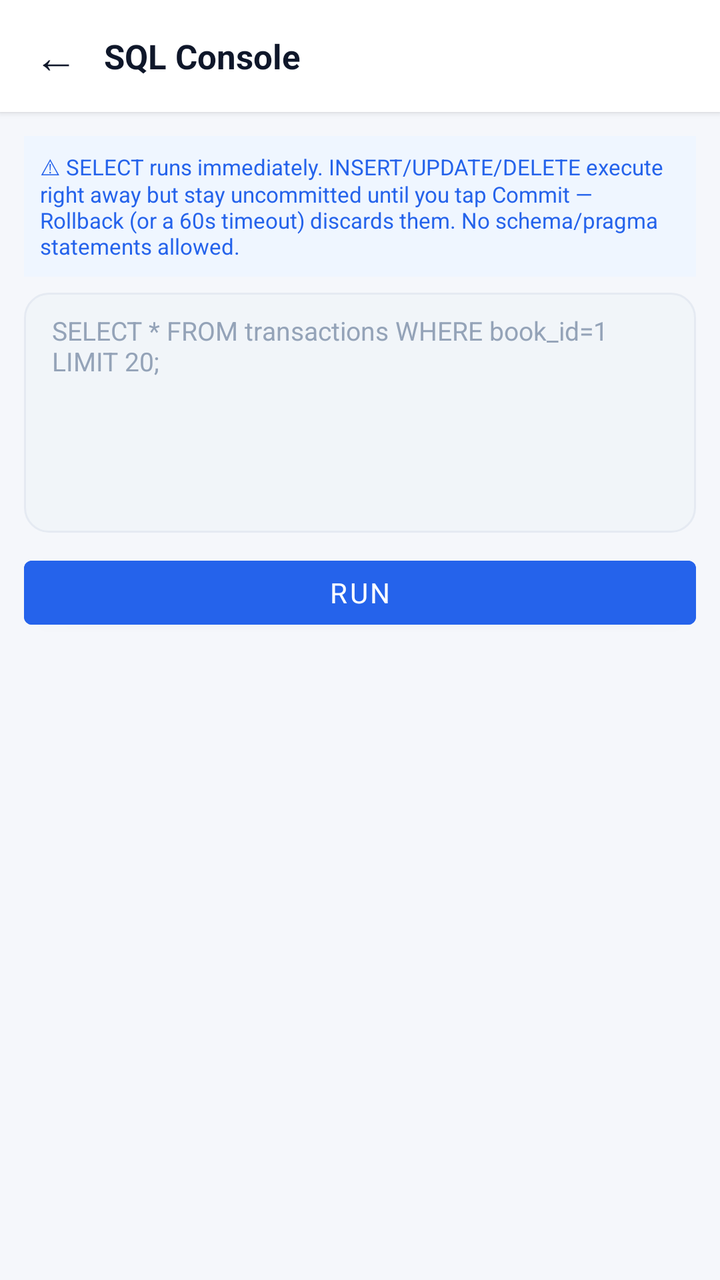
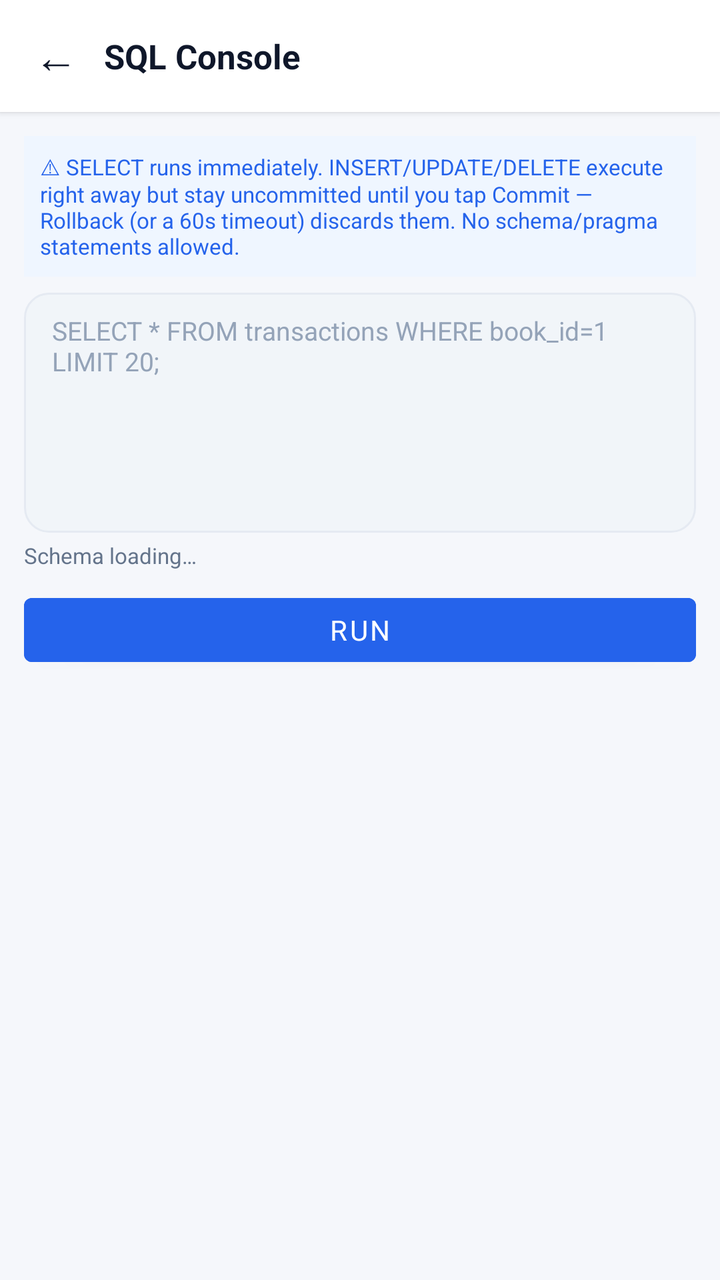

Two renders of the same Android screen: before a commit and after it. Below are the layout's source before the change and the commit's diff.
<!-- AndroidManifest.xml: application theme Theme.ExpenseOS -->
<!-- res/layout/activity_sql_console.xml -->
<?xml version="1.0" encoding="utf-8"?>
<LinearLayout xmlns:android="http://schemas.android.com/apk/res/android"
    android:layout_width="match_parent"
    android:layout_height="match_parent"
    android:background="@color/background"
    android:orientation="vertical">

    <LinearLayout
        android:layout_width="match_parent"
        android:layout_height="56dp"
        android:background="@color/surface"
        android:elevation="2dp"
        android:gravity="center_vertical"
        android:orientation="horizontal"
        android:paddingHorizontal="4dp">

        <TextView
            android:id="@+id/btnSqlBack"
            android:layout_width="48dp"
            android:layout_height="48dp"
            android:background="?attr/selectableItemBackgroundBorderless"
            android:gravity="center"
            android:text="←"
            android:textColor="@color/text_primary"
            android:textSize="22sp" />

        <TextView
            android:layout_width="0dp"
            android:layout_height="wrap_content"
            android:layout_weight="1"
            android:text="SQL Console"
            android:textColor="@color/text_primary"
            android:textSize="17sp"
            android:textStyle="bold" />
    </LinearLayout>

    <ScrollView
        android:layout_width="match_parent"
        android:layout_height="0dp"
        android:layout_weight="1">

        <LinearLayout
            android:layout_width="match_parent"
            android:layout_height="wrap_content"
            android:orientation="vertical"
            android:padding="12dp">

            <TextView
                android:layout_width="match_parent"
                android:layout_height="wrap_content"
                android:layout_marginBottom="8dp"
                android:background="@color/primary_soft"
                android:padding="8dp"
                android:text="⚠ SELECT runs immediately. INSERT/UPDATE/DELETE execute right away but stay uncommitted until you tap Commit — Rollback (or a 60s timeout) discards them. No schema/pragma statements allowed."
                android:textColor="@color/primary"
                android:textSize="11sp" />

            
            <EditText
                android:id="@+id/etSqlInput"
                android:layout_width="match_parent"
                android:layout_height="120dp"
                android:background="@drawable/bg_input_box"
                android:fontFamily="monospace"
                android:gravity="top|start"
                android:hint="SELECT * FROM transactions WHERE book_id=1 LIMIT 20;"
                android:inputType="textMultiLine"
                android:padding="10dp"
                android:textSize="13sp" />

            <HorizontalScrollView
                android:id="@+id/scrollSqlHistory"
                android:layout_width="match_parent"
                android:layout_height="wrap_content"
                android:layout_marginTop="4dp"
                android:scrollbars="none"
                android:visibility="gone">

                <LinearLayout
                    android:id="@+id/llSqlHistory"
                    android:layout_width="wrap_content"
                    android:layout_height="wrap_content"
                    android:orientation="horizontal" />
            </HorizontalScrollView>

            <HorizontalScrollView
                android:id="@+id/scrollSqlSuggestions"
                android:layout_width="match_parent"
                android:layout_height="wrap_content"
                android:layout_marginTop="4dp"
                android:scrollbars="none"
                android:visibility="gone">

                <LinearLayout
                    android:id="@+id/llSqlSuggestions"
                    android:layout_width="wrap_content"
                    android:layout_height="wrap_content"
                    android:orientation="horizontal" />
            </HorizontalScrollView>

            <LinearLayout
                android:layout_width="match_parent"
                android:layout_height="wrap_content"
                android:layout_marginTop="8dp"
                android:orientation="horizontal">

                <Button
                    android:id="@+id/btnSqlRun"
                    android:layout_width="0dp"
                    android:layout_height="44dp"
                    android:layout_weight="1"
                    android:backgroundTint="@color/primary"
                    android:text="RUN"
                    android:textColor="@color/white" />

                <Button
                    android:id="@+id/btnSqlCommit"
                    android:layout_width="0dp"
                    android:layout_height="44dp"
                    android:layout_marginStart="8dp"
                    android:layout_weight="1"
                    android:backgroundTint="@color/green"
                    android:text="COMMIT"
                    android:textColor="@color/white"
                    android:visibility="gone" />

                <Button
                    android:id="@+id/btnSqlRollback"
                    android:layout_width="0dp"
                    android:layout_height="44dp"
                    android:layout_marginStart="8dp"
                    android:layout_weight="1"
                    android:backgroundTint="@color/red"
                    android:text="ROLLBACK"
                    android:textColor="@color/white"
                    android:visibility="gone" />
            </LinearLayout>

            <TextView
                android:id="@+id/tvSqlTimer"
                android:layout_width="match_parent"
                android:layout_height="wrap_content"
                android:layout_marginTop="6dp"
                android:gravity="center"
                android:textColor="@color/amber"
                android:textSize="12sp"
                android:textStyle="bold" />

            <LinearLayout
                android:layout_width="match_parent"
                android:layout_height="wrap_content"
                android:layout_marginTop="8dp"
                android:gravity="center_vertical"
                android:orientation="horizontal">

                <TextView
                    android:id="@+id/tvSqlStatus"
                    android:layout_width="0dp"
                    android:layout_height="wrap_content"
                    android:layout_weight="1"
                    android:textSize="13sp" />

                <TextView
                    android:id="@+id/btnSqlClear"
                    android:layout_width="wrap_content"
                    android:layout_height="wrap_content"
                    android:background="?attr/selectableItemBackground"
                    android:padding="6dp"
                    android:text="Clear"
                    android:textColor="@color/text_muted"
                    android:textSize="12sp"
                    android:visibility="gone" />

                <TextView
                    android:id="@+id/btnSqlCopyAll"
                    android:layout_width="wrap_content"
                    android:layout_height="wrap_content"
                    android:layout_marginStart="8dp"
                    android:background="?attr/selectableItemBackground"
                    android:padding="6dp"
                    android:text="📋 Copy All"
                    android:textColor="@color/primary"
                    android:textSize="12sp"
                    android:visibility="gone" />
            </LinearLayout>

            <HorizontalScrollView
                android:id="@+id/scrollSqlResults"
                android:layout_width="match_parent"
                android:layout_height="wrap_content"
                android:layout_marginTop="8dp"
                android:visibility="gone">

                <TableLayout
                    android:id="@+id/tableSqlResults"
                    android:layout_width="wrap_content"
                    android:layout_height="wrap_content" />
            </HorizontalScrollView>

            <LinearLayout
                android:id="@+id/rowSqlPagination"
                android:layout_width="match_parent"
                android:layout_height="wrap_content"
                android:layout_marginTop="8dp"
                android:gravity="center_vertical"
                android:orientation="horizontal"
                android:visibility="gone">

                <Button
                    android:id="@+id/btnSqlPrevPage"
                    android:layout_width="wrap_content"
                    android:layout_height="40dp"
                    android:text="‹ Prev"
                    android:textSize="12sp" />

                <TextView
                    android:id="@+id/tvSqlPageInfo"
                    android:layout_width="0dp"
                    android:layout_height="wrap_content"
                    android:layout_weight="1"
                    android:gravity="center"
                    android:textColor="@color/text_secondary"
                    android:textSize="12sp" />

                <Button
                    android:id="@+id/btnSqlNextPage"
                    android:layout_width="wrap_content"
                    android:layout_height="40dp"
                    android:text="Next ›"
                    android:textSize="12sp" />
            </LinearLayout>
        </LinearLayout>
    </ScrollView>
</LinearLayout>
<!-- resources referenced by this layout -->
<resources>
  <color name="amber">#F59E0B</color>
  <color name="background">#F5F7FB</color>
  <color name="green">#16A34A</color>
  <color name="primary">#2563EB</color>
  <color name="primary_soft">#EFF6FF</color>
  <color name="red">#DC2626</color>
  <color name="surface">#FFFFFF</color>
  <color name="text_muted">#64748B</color>
  <color name="text_primary">#0F172A</color>
  <color name="text_secondary">#64748B</color>
  <color name="white">#FFFFFF</color>
  <!-- drawable bg_input_box (drawable) -->
  <?xml version="1.0" encoding="utf-8"?>
  <shape xmlns:android="http://schemas.android.com/apk/res/android" android:shape="rectangle">
      <solid android:color="@color/surface_2"/>
      <stroke android:width="1dp" android:color="@color/border"/>
      <corners android:radius="12dp"/>
  </shape>
  <color name="surface_2">#F1F5F9</color>
  <color name="border">#E5EAF2</color>
  <color name="primary_dark">#1D4ED8</color>
  <color name="on_primary">#FFFFFF</color>
  <color name="secondary">#0F766E</color>
  <color name="secondary_dark">#115E59</color>
  <color name="text">#0F172A</color>
  <color name="danger">#E11D48</color>
  <color name="bg">#F5F7FB</color>
  <color name="text_hint">#94A3B8</color>
  <color name="nav_bg">#FFFFFF</color>
  <style name="Widget.ExpenseOS.EditText" parent="Widget.AppCompat.EditText">
          <item name="android:textSize">@dimen/type_body</item>
          <item name="android:textColor">@color/text</item>
          <item name="android:textColorHint">@color/text_hint</item>
          <item name="android:paddingStart">14dp</item>
          <item name="android:paddingEnd">14dp</item>
          <item name="android:minHeight">@dimen/input_height</item>
      </style>
  <style name="ThemeOverlay.ExpenseOS.BottomSheet" parent="ThemeOverlay.MaterialComponents.BottomSheetDialog">
          <item name="bottomSheetStyle">@style/Widget.ExpenseOS.BottomSheet</item>
      </style>
  <style name="ThemeOverlay.ExpenseOS.TimePicker" parent="ThemeOverlay.MaterialComponents.TimePicker">
          <item name="colorPrimary">@color/primary</item>
          <item name="colorOnPrimary">@color/on_primary</item>
          <item name="colorSurface">@color/surface</item>
          <item name="colorOnSurface">@color/text</item>
          <item name="shapeAppearanceMediumComponent">@style/ShapeAppearance.ExpenseOS.Dialog</item>
      </style>
  <style name="Animation.ExpenseOS.Window" parent="@android:style/Animation.Activity">
          <item name="android:activityOpenEnterAnimation">@anim/screen_enter</item>
          <item name="android:activityOpenExitAnimation">@anim/screen_exit</item>
          <item name="android:activityCloseEnterAnimation">@anim/screen_pop_enter</item>
          <item name="android:activityCloseExitAnimation">@anim/screen_pop_exit</item>
      </style>
  <dimen name="type_body">14sp</dimen>
  <dimen name="input_height">50dp</dimen>
  <style name="ShapeAppearance.ExpenseOS.Dialog" parent="ShapeAppearance.MaterialComponents.MediumComponent">
          <item name="cornerFamily">rounded</item>
          <item name="cornerSize">26dp</item>
      </style>
  <style name="Widget.ExpenseOS.BottomSheet" parent="Widget.MaterialComponents.BottomSheet.Modal">
          <item name="shapeAppearanceOverlay">@style/ShapeAppearance.ExpenseOS.Sheet</item>
          <item name="backgroundTint">@color/surface</item>
      </style>
  <style name="ShapeAppearance.ExpenseOS.Sheet" parent="">
          <item name="cornerFamily">rounded</item>
          <item name="cornerSizeTopLeft">26dp</item>
          <item name="cornerSizeTopRight">26dp</item>
          <item name="cornerSizeBottomLeft">0dp</item>
          <item name="cornerSizeBottomRight">0dp</item>
      </style>
  <!-- unchanged entries left out for length: 2 -->
</resources>

<!-- the commit's change to res/layout/activity_sql_console.xml (unified diff, before → after) -->
@@ -68,6 +68,16 @@
                 android:padding="10dp"
                 android:textSize="13sp" />
 
+            
+            <TextView
+                android:id="@+id/tvSqlSchemaHint"
+                android:layout_width="match_parent"
+                android:layout_height="wrap_content"
+                android:layout_marginTop="4dp"
+                android:text="Schema loading…"
+                android:textColor="@color/text_muted"
+                android:textSize="11sp" />
+
             <HorizontalScrollView
                 android:id="@+id/scrollSqlHistory"
                 android:layout_width="match_parent"
